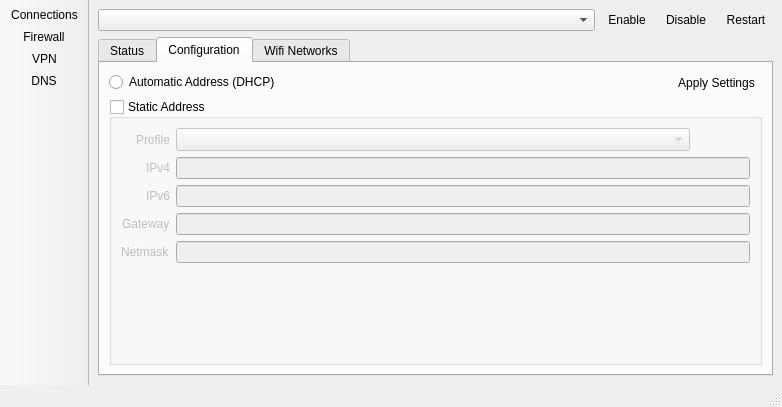
Above: src-qt5/networkmgr/mainUI.ui from project-trident/trident-utilities before the change. Below: the same form after it.
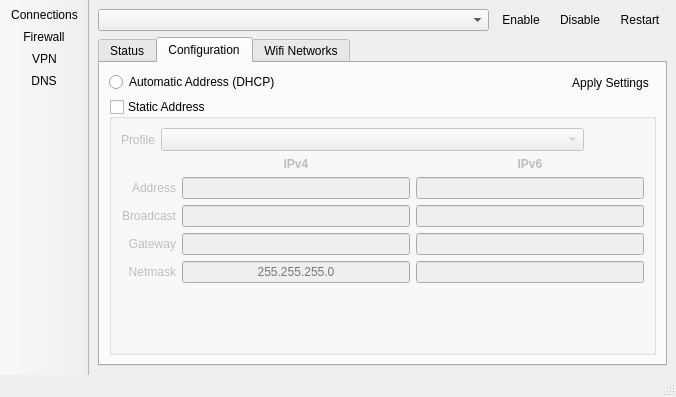
That is the form after the change. The open tabs and pages were chosen to show the change. Icons and pictures are not drawn.

What changed in the file:
```diff
--- a/src-qt5/networkmgr/mainUI.ui
+++ b/src-qt5/networkmgr/mainUI.ui
@@ -6,8 +6,8 @@
    <rect>
     <x>0</x>
     <y>0</y>
-    <width>782</width>
-    <height>407</height>
+    <width>676</width>
+    <height>397</height>
    </rect>
   </property>
   <property name="windowTitle">
@@ -289,62 +289,146 @@
               </property>
               <layout class="QVBoxLayout" name="verticalLayout_3">
                <item>
-                <layout class="QFormLayout" name="formLayout">
-                 <property name="labelAlignment">
-                  <set>Qt::AlignRight|Qt::AlignTrailing|Qt::AlignVCenter</set>
-                 </property>
-                 <property name="formAlignment">
-                  <set>Qt::AlignLeading|Qt::AlignLeft|Qt::AlignTop</set>
-                 </property>
-                 <item row="1" column="0">
-                  <widget class="QLabel" name="label">
-                   <property name="text">
-                    <string>IPv4</string>
-                   </property>
-                  </widget>
-                 </item>
-                 <item row="2" column="0">
-                  <widget class="QLabel" name="label_3">
-                   <property name="text">
-                    <string>IPv6</string>
-                   </property>
-                  </widget>
-                 </item>
-                 <item row="2" column="1">
-                  <widget class="QLineEdit" name="lineEdit"/>
-                 </item>
-                 <item row="1" column="1">
-                  <widget class="QLineEdit" name="lineEdit_2"/>
-                 </item>
-                 <item row="3" column="0">
+                <layout class="QGridLayout" name="gridLayout_2">
+                 <item row="5" column="0">
                   <widget class="QLabel" name="label_2">
                    <property name="text">
                     <string>Gateway</string>
                    </property>
+                   <property name="alignment">
+                    <set>Qt::AlignRight|Qt::AlignTrailing|Qt::AlignVCenter</set>
+                   </property>
                   </widget>
                  </item>
-                 <item row="4" column="0">
+                 <item row="4" column="1">
+                  <widget class="QLineEdit" name="line_static_v4_broadcast">
+                   <property name="alignment">
+                    <set>Qt::AlignCenter</set>
+                   </property>
+                  </widget>
+                 </item>
+                 <item row="6" column="1">
+                  <widget class="QLineEdit" name="line_static_v4_netmask">
+                   <property name="alignment">
+                    <set>Qt::AlignCenter</set>
+                   </property>
+                   <property name="placeholderText">
+                    <string>255.255.255.0</string>
+                   </property>
+                  </widget>
+                 </item>
+                 <item row="1" column="1">
+                  <widget class="QLabel" name="label_3">
+                   <property name="font">
+                    <font>
+                     <weight>75</weight>
+                     <bold>true</bold>
+                    </font>
+                   </property>
+                   <property name="text">
+                    <string>IPv4</string>
+                   </property>
+                   <property name="alignment">
+                    <set>Qt::AlignCenter</set>
+                   </property>
+                  </widget>
+                 </item>
+                 <item row="6" column="0">
                   <widget class="QLabel" name="label_4">
                    <property name="text">
                     <string>Netmask</string>
                    </property>
+                   <property name="alignment">
+                    <set>Qt::AlignRight|Qt::AlignTrailing|Qt::AlignVCenter</set>
+                   </property>
+                  </widget>
+                 </item>
+                 <item row="5" column="1">
+                  <widget class="QLineEdit" name="line_static_v4_gateway">
+                   <property name="text">
+                    <string/>
+                   </property>
+                   <property name="alignment">
+                    <set>Qt::AlignCenter</set>
+                   </property>
+                   <property name="placeholderText">
+                    <string/>
+                   </property>
+                   <property name="clearButtonEnabled">
+                    <bool>false</bool>
+                   </property>
                   </widget>
                  </item>
                  <item row="3" column="1">
-                  <widget class="QLineEdit" name="lineEdit_3"/>
+                  <widget class="QLineEdit" name="line_static_v4_address">
+                   <property name="alignment">
+                    <set>Qt::AlignCenter</set>
+                   </property>
+                  </widget>
                  </item>
-                 <item row="4" column="1">
-                  <widget class="QLineEdit" name="lineEdit_4"/>
+                 <item row="1" column="2">
+                  <widget class="QLabel" name="label">
+                   <property name="font">
+                    <font>
+                     <weight>75</weight>
+                     <bold>true</bold>
+                    </font>
+                   </property>
+                   <property name="text">
+                    <string>IPv6</string>
+                   </property>
+                   <property name="alignment">
+                    <set>Qt::AlignCenter</set>
+                   </property>
+                  </widget>
                  </item>
-                 <item row="0" column="0">
-                  <widget class="QLabel" name="label_8">
+                 <item row="6" column="2">
+                  <widget class="QLineEdit" name="line_static_v6_netmask">
+                   <property name="alignment">
+                    <set>Qt::AlignCenter</set>
+                   </property>
+                  </widget>
+                 </item>
+                 <item row="5" column="2">
+                  <widget class="QLineEdit" name="line_static_v6_gateway">
+                   <property name="alignment">
+                    <set>Qt::AlignCenter</set>
+                   </property>
+                  </widget>
+                 </item>
+                 <item row="4" column="2">
+                  <widget class="QLineEdit" name="line_static_v6_broadcast">
+                   <property name="alignment">
+                    <set>Qt::AlignCenter</set>
+                   </property>
+                  </widget>
+                 </item>
+                 <item row="3" column="0">
+                  <widget class="QLabel" name="label_9">
                    <property name="text">
-                    <string>Profile</string>
+                    <string>Address</string>
                    </property>
+                   <property name="alignment">
+                    <set>Qt::AlignRight|Qt::AlignTrailing|Qt::AlignVCenter</set>
+                   </property>
                   </widget>
                  </item>
-                 <item row="0" column="1">
+                 <item row="3" column="2">
+                  <widget class="QLineEdit" name="line_static_v6_address">
+                   <property name="alignment">
+                    <set>Qt::AlignCenter</set>
+                   </property>
+                  </widget>
+                 </item>
+                 <item row="0" column="0" colspan="3">
                   <layout class="QHBoxLayout" name="horizontalLayout_2">
+                   <item>
+                    <widget class="QLabel" name="label_8">
+                     <property name="text">
+                      <string>Profile</string>
+                     </property>
+                    </widget>
+                   </item>
                    <item>
                     <widget class="QComboBox" name="combo_conn_dev_profile">
                      <property name="sizePolicy">
@@ -397,6 +481,16 @@
                    </item>
                   </layout>
                  </item>
+                 <item row="4" column="0">
+                  <widget class="QLabel" name="label_10">
+                   <property name="text">
+                    <string>Broadcast</string>
+                   </property>
+                   <property name="alignment">
+                    <set>Qt::AlignRight|Qt::AlignTrailing|Qt::AlignVCenter</set>
+                   </property>
+                  </widget>
+                 </item>
                 </layout>
                </item>
                <item>
```
